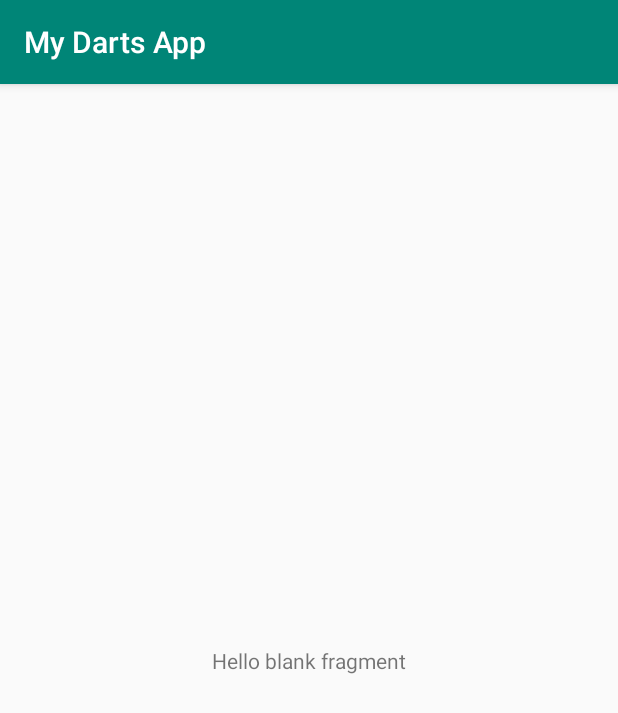
After one commit to piggaycheng/MyDartsApp, an Android app: the fragment FreeModeFragment placed in its activity, on a phone screen of 412 x 824 dp. The commit adds this screen. Shown: the top 713 px of the screen. Run offline under Robolectric (Android 15) with nearby library versions, the phone set to English and light mode, and no system bars; 3 statements that could not run were skipped.

Commit message:
create free mode fragment

```diff
--- /dev/null
+++ b/app/src/main/java/com/andy/mydartsapp/fragment/FreeModeFragment.kt
@@ -0,0 +1,55 @@
+package com.andy.mydartsapp.fragment
+
+
+import android.os.Bundle
+import android.support.v4.app.Fragment
+import android.view.LayoutInflater
+import android.view.View
+import android.view.ViewGroup
+
+import com.andy.mydartsapp.R
+
+/**
+ * A simple [Fragment] subclass.
+ * Use the [FreeModeFragment.newInstance] factory method to
+ * create an instance of this fragment.
+ *
+ */
+class FreeModeFragment : Fragment() {
+    // TODO: Rename and change types of parameters
+
+    override fun onCreate(savedInstanceState: Bundle?) {
+        super.onCreate(savedInstanceState)
+        arguments?.let {
+
+        }
+    }
+
+    override fun onCreateView(
+        inflater: LayoutInflater, container: ViewGroup?,
+        savedInstanceState: Bundle?
+    ): View? {
+        // Inflate the layout for this fragment
+        return inflater.inflate(R.layout.fragment_free_mode, container, false)
+    }
+
+
+    companion object {
+        /**
+         * Use this factory method to create a new instance of
+         * this fragment using the provided parameters.
+         *
+         * @param param1 Parameter 1.
+         * @param param2 Parameter 2.
+         * @return A new instance of fragment FreeModeFragment.
+         */
+        // TODO: Rename and change types and number of parameters
+        @JvmStatic
+        fun newInstance() =
+            FreeModeFragment().apply {
+                arguments = Bundle().apply {
+
+                }
+            }
+    }
+}
--- /dev/null
+++ b/app/src/main/res/layout/fragment_free_mode.xml
@@ -0,0 +1,17 @@
+<?xml version="1.0" encoding="utf-8"?>
+<android.support.constraint.ConstraintLayout xmlns:android="http://schemas.android.com/apk/res/android"
+                                             xmlns:app="http://schemas.android.com/apk/res-auto" xmlns:tools="http://schemas.android.com/tools"
+             android:layout_width="match_parent"
+             android:layout_height="match_parent"
+             tools:context=".fragment.FreeModeFragment">
+
+    <TextView
+            android:layout_width="wrap_content"
+            android:layout_height="wrap_content"
+            android:text="@string/hello_blank_fragment" app:layout_constraintEnd_toEndOf="parent"
+            android:layout_marginEnd="8dp" app:layout_constraintStart_toStartOf="parent"
+            android:layout_marginStart="8dp" android:layout_marginBottom="8dp"
+            app:layout_constraintBottom_toBottomOf="parent" android:layout_marginTop="8dp"
+            app:layout_constraintTop_toTopOf="parent"/>
+
+</android.support.constraint.ConstraintLayout>
--- a/app/src/main/res/values/strings.xml
+++ b/app/src/main/res/values/strings.xml
@@ -10,4 +10,7 @@
     <string name="btn_back">Back</string>
 
     <string name="dialog_bl_reconnecting">reconnecting...</string>
+
+    <!-- TODO: Remove or change this placeholder text -->
+    <string name="hello_blank_fragment">Hello blank fragment</string>
 </resources>
```
Also changed, not shown: app/src/main/java/com/andy/mydartsapp/fragment/GB2MainFragment.kt (+13 -0 lines).
